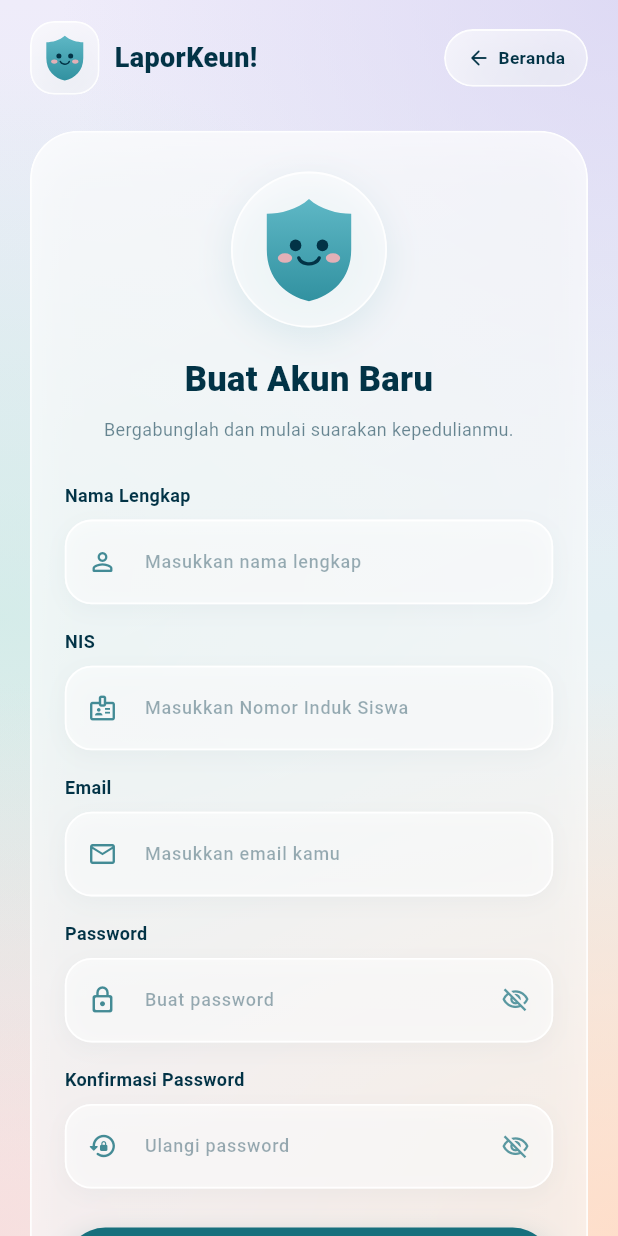
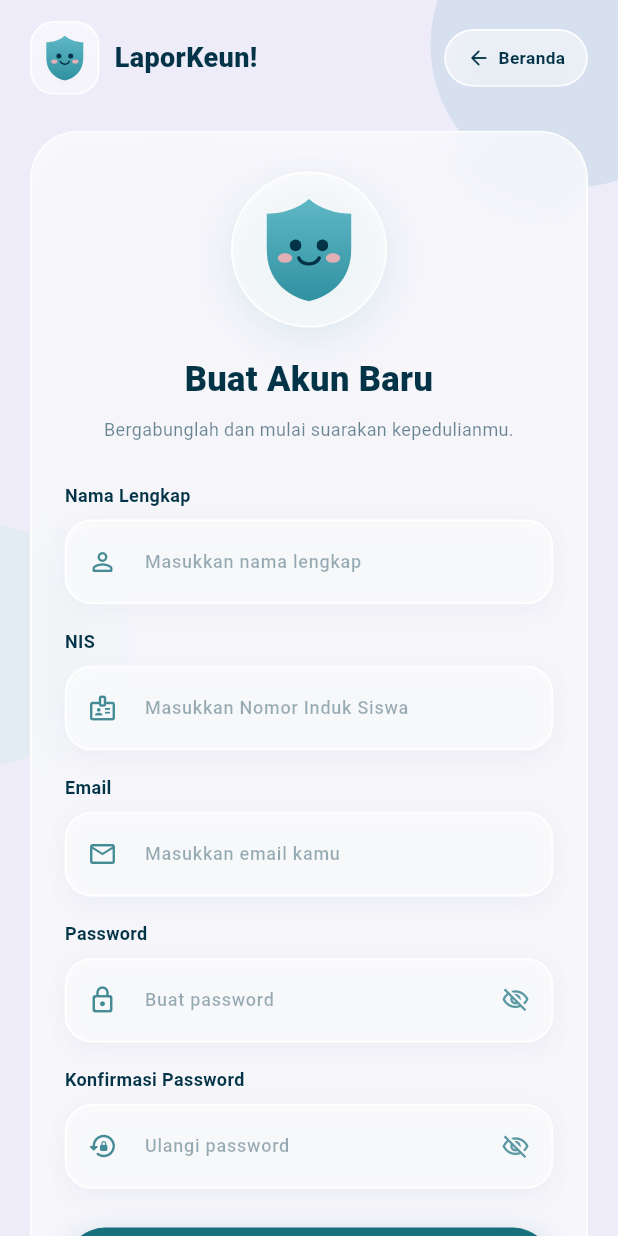
Before and after one commit to Maulanasya/laporkeun-mobile, a Flutter app: the screen it shows after launch, item 3 of the bottom bar chosen, on a phone screen of 412 x 824 dp. Run offline on Flutter 3.47's test engine with Material 3 defaults, Android fonts, the phone set to English and light mode, and no system bars; our stand-ins replace go_router, image_picker, supabase_flutter; accounts and stored records are empty.

Commit message:
style: align auth UI with profile design

```diff
--- a/lib/features/auth/widgets/auth_backdrop.dart
+++ b/lib/features/auth/widgets/auth_backdrop.dart
@@ -1,47 +1,35 @@
 import 'package:flutter/material.dart';
 
 import '../../../core/theme/app_colors.dart';
+import '../../profile/widgets/profile_decorations.dart';
 
 class AuthBackdrop extends StatelessWidget {
   const AuthBackdrop({super.key});
 
-  Widget _glow(Alignment center, Color color) {
-    return Positioned.fill(
-      child: DecoratedBox(
-        decoration: BoxDecoration(
-          gradient: RadialGradient(
-            center: center,
-            radius: 0.9,
-            colors: [color, color.withValues(alpha: 0)],
-          ),
-        ),
-      ),
-    );
-  }
-
   @override
   Widget build(BuildContext context) {
     return Stack(
+      fit: StackFit.expand,
       children: [
-        const Positioned.fill(
-          child: DecoratedBox(
-            decoration: BoxDecoration(
-              gradient: LinearGradient(
-                colors: [
-                  Color(0xFFEFECFA),
-                  Color(0xFFE3EFF3),
-                  Color(0xFFFBEEE4),
-                ],
-                begin: Alignment.topCenter,
-                end: Alignment.bottomCenter,
-              ),
-            ),
+        const ColoredBox(color: AppColors.landingBackground),
+
+        Positioned(
+          top: -65,
+          right: -65,
+          child: ProfileDecorationCircle(
+            size: 190,
+            color: AppColors.primary.withValues(alpha: 0.13),
           ),
         ),
-        _glow(Alignment.topRight, AppColors.lavender.withValues(alpha: 0.8)),
-        _glow(Alignment.centerLeft, AppColors.mint.withValues(alpha: 0.65)),
-        _glow(Alignment.bottomRight, AppColors.peach.withValues(alpha: 0.75)),
-        _glow(Alignment.bottomLeft, AppColors.pink.withValues(alpha: 0.55)),
+
+        Positioned(
+          top: 350,
+          left: -90,
+          child: ProfileDecorationCircle(
+            size: 160,
+            color: AppColors.mint.withValues(alpha: 0.4),
+          ),
+        ),
       ],
     );
   }
--- a/lib/features/auth/widgets/auth_glass.dart
+++ b/lib/features/auth/widgets/auth_glass.dart
@@ -16,8 +16,8 @@ class AuthGlass extends StatelessWidget {
     required this.child,
     this.padding = EdgeInsets.zero,
     this.radius = 24,
-    this.opacity = 0.52,
-    this.blur = 20,
+    this.opacity = 0.55,
+    this.blur = 14,
   });
 
   @override
@@ -31,26 +31,17 @@ class AuthGlass extends StatelessWidget {
         child: Container(
           padding: padding,
           decoration: BoxDecoration(
+            color: Colors.white.withValues(alpha: opacity),
             borderRadius: borderRadius,
-            gradient: LinearGradient(
-              colors: [
-                Colors.white.withValues(
-                  alpha: (opacity + 0.12).clamp(0.0, 1.0),
-                ),
-                Colors.white.withValues(alpha: (opacity - 0.1).clamp(0.0, 1.0)),
-              ],
-              begin: Alignment.topLeft,
-              end: Alignment.bottomRight,
-            ),
             border: Border.all(
               color: Colors.white.withValues(alpha: 0.85),
               width: 1.2,
             ),
             boxShadow: [
               BoxShadow(
-                color: AppColors.ink.withValues(alpha: 0.08),
-                blurRadius: 25,
-                offset: const Offset(0, 10),
+                color: AppColors.ink.withValues(alpha: 0.045),
+                blurRadius: 22,
+                offset: const Offset(0, 9),
               ),
             ],
           ),
--- a/lib/features/profile/widgets/profile_security_page.dart
+++ b/lib/features/profile/widgets/profile_security_page.dart
@@ -1,7 +1,6 @@
 import 'package:flutter/material.dart';
 
 import 'profile_page_header.dart';
-import 'profile_info_sections.dart';
 import 'profile_security_section.dart';
 
 class ProfileSecurityPage extends StatelessWidget {
```
